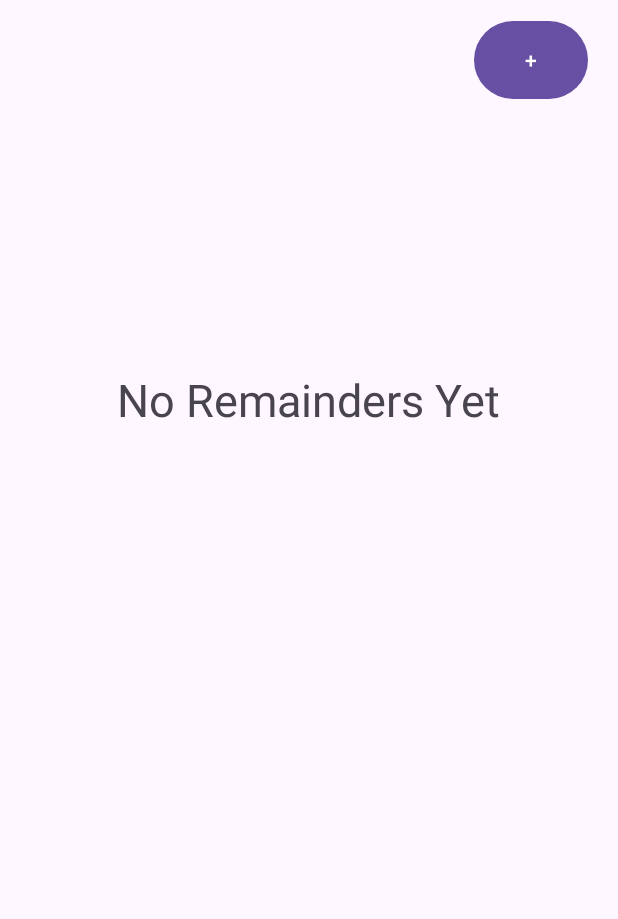
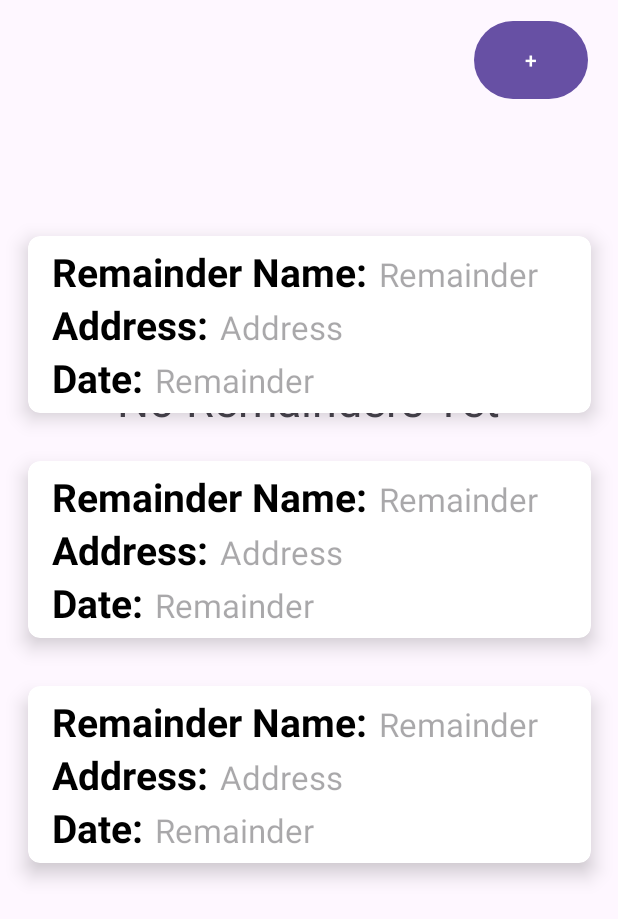
Before and after one commit to jjuanda19/IndividualProject, an Android app: the layout activity_main.xml on its own in the app's theme, with its tools: preview values and no code run, on a phone screen of 412 x 824 dp. Shown: the top 919 px of the screen. Run offline under Robolectric (Android 15) with nearby library versions, the phone set to English and light mode, and no system bars.

Commit message:
Working in Geofence

```diff
--- a/RemainderApplication/app/src/main/AndroidManifest.xml
+++ b/RemainderApplication/app/src/main/AndroidManifest.xml
@@ -23,6 +23,7 @@
 
     <application
         android:allowBackup="true"
+
         android:dataExtractionRules="@xml/data_extraction_rules"
         android:fullBackupContent="@xml/backup_rules"
         android:icon="@mipmap/ic_launcher"
@@ -41,7 +42,9 @@
 
         <activity
             android:name=".HubActivity"
+
             android:exported="false" />
+
         <activity
             android:name=".MainActivity"
             android:exported="true" >
@@ -51,6 +54,9 @@
                 <category android:name="android.intent.category.LAUNCHER" />
             </intent-filter>
         </activity>
+
+        <receiver android:name=".GeofenceBroadcastReceiver"/>
+
     </application>
 
 </manifest>
--- a/RemainderApplication/app/src/main/res/layout/activity_main.xml
+++ b/RemainderApplication/app/src/main/res/layout/activity_main.xml
@@ -36,12 +36,14 @@
         app:layout_constraintVertical_bias="0.348" />
 
     <androidx.recyclerview.widget.RecyclerView
-        android:id="@+id/recyclerView"
-        android:layout_width="107dp"
-        android:layout_height="412dp"
-        android:layout_marginStart="150dp"
-        android:layout_marginTop="124dp"
+        android:id="@+id/RemList"
+        android:layout_width="407dp"
+        android:layout_height="601dp"
+        android:layout_marginBottom="10dp"
+        app:layout_constraintBottom_toBottomOf="parent"
+        app:layout_constraintEnd_toEndOf="parent"
         app:layout_constraintStart_toStartOf="parent"
-        app:layout_constraintTop_toTopOf="parent" />
+        app:layout_constraintTop_toBottomOf="@+id/buttonAddReminder"
+        tools:listitem="@layout/remaiders_item" />
 
 </androidx.constraintlayout.widget.ConstraintLayout>
--- /dev/null
+++ b/RemainderApplication/app/src/main/res/layout/remaiders_item.xml
@@ -0,0 +1,97 @@
+<?xml version="1.0" encoding="utf-8"?>
+<androidx.cardview.widget.CardView xmlns:android="http://schemas.android.com/apk/res/android"
+    android:layout_width="match_parent"
+    android:layout_height="wrap_content"
+    xmlns:app="http://schemas.android.com/apk/res-auto"
+    app:cardElevation="8dp"
+    app:cardCornerRadius="8dp"
+    android:layout_margin="16dp">
+
+    <LinearLayout
+        android:layout_width="wrap_content"
+        android:layout_height="wrap_content"
+        android:layout_marginStart="16dp"
+        android:layout_marginVertical="6dp"
+        android:orientation="vertical">
+
+        <LinearLayout
+            android:layout_width="wrap_content"
+            android:layout_height="wrap_content"
+            android:layout_gravity="center_vertical"
+            android:orientation="horizontal">
+
+            <TextView
+                android:layout_width="wrap_content"
+                android:layout_height="wrap_content"
+                android:text="Remainder Name:"
+                android:textColor="@color/black"
+                android:textSize="26dp"
+                android:textStyle="bold"/>
+            <TextView
+                android:id="@+id/RemName"
+                android:layout_width="wrap_content"
+                android:layout_height="wrap_content"
+                android:layout_marginStart="8dp"
+                android:hint="Remainder"
+                android:textColor="@color/black"
+                android:textSize="22dp"
+                />
+
+        </LinearLayout>
+
+        <LinearLayout
+            android:layout_width="wrap_content"
+            android:layout_height="wrap_content"
+            android:layout_gravity="center_vertical"
+            android:orientation="horizontal">
+
+            <TextView
+                android:layout_width="wrap_content"
+                android:layout_height="wrap_content"
+                android:text="Address:"
+                android:textColor="@color/black"
+                android:textSize="26dp"
+                android:textStyle="bold"/>
+
+            <TextView
+                android:id="@+id/RemAddress"
+                android:layout_width="wrap_content"
+                android:layout_height="wrap_content"
+                android:layout_marginStart="8dp"
+                android:hint="Address"
+                android:textColor="@color/black"
+                android:textSize="22dp" />
+
+        </LinearLayout>
+
+        <LinearLayout
+            android:layout_width="wrap_content"
+            android:layout_height="wrap_content"
+            android:layout_gravity="center_vertical"
+            android:orientation="horizontal">
+
+            <TextView
+                android:layout_width="wrap_content"
+                android:layout_height="wrap_content"
+                android:text="Date:"
+                android:textColor="@color/black"
+                android:textSize="26dp"
+                android:textStyle="bold"/>
+            <TextView
+                android:id="@+id/RemDate"
+                android:layout_width="wrap_content"
+                android:layout_height="wrap_content"
+                android:layout_marginStart="8dp"
+                android:hint="Remainder"
+                android:textColor="@color/black"
+                android:textSize="22dp"
+                />
+
+        </LinearLayout>
+    </LinearLayout>
+
+
+
+
+
+</androidx.cardview.widget.CardView>
```
Also changed, not shown: RemainderApplication/app/src/main/java/com/example/remainderapplication/Adapter.kt (added, +43 -0 lines), RemainderApplication/app/src/main/java/com/example/remainderapplication/GeofenceReceiver.kt (added, +15 -0 lines), RemainderApplication/app/src/main/java/com/example/remainderapplication/HubActivity.kt (+130 -24 lines), RemainderApplication/app/src/main/java/com/example/remainderapplication/MainActivity.kt (+41 -0 lines), RemainderApplication/app/src/main/res/layout/activity_hub.xml (+5 -5 lines).
